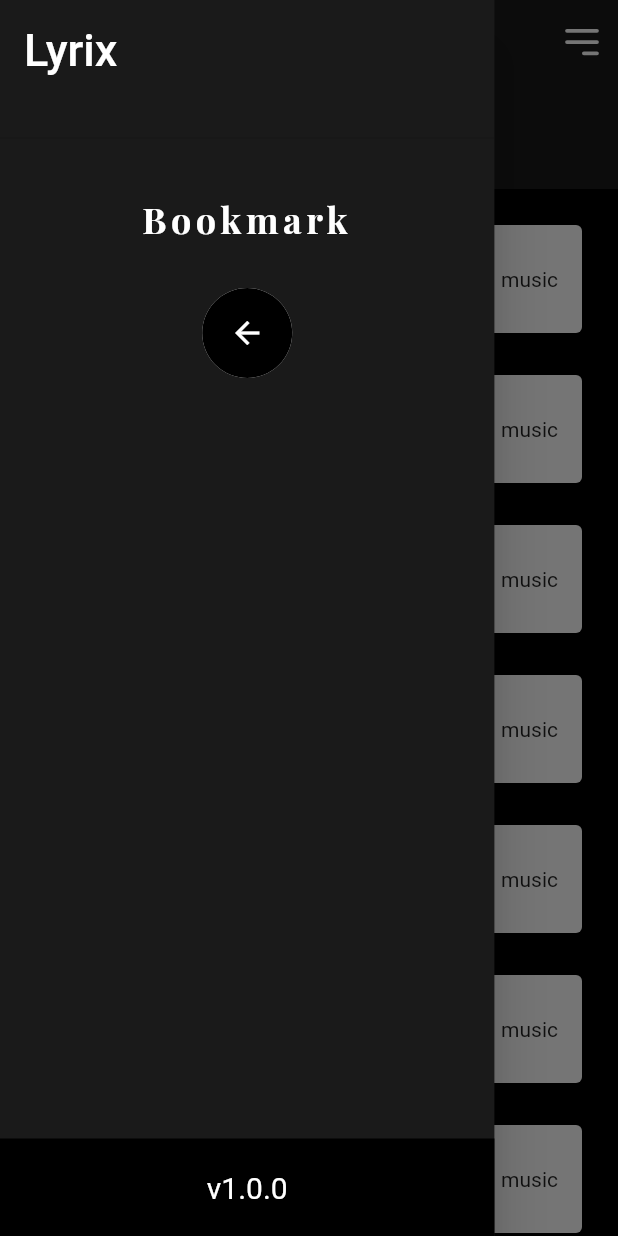
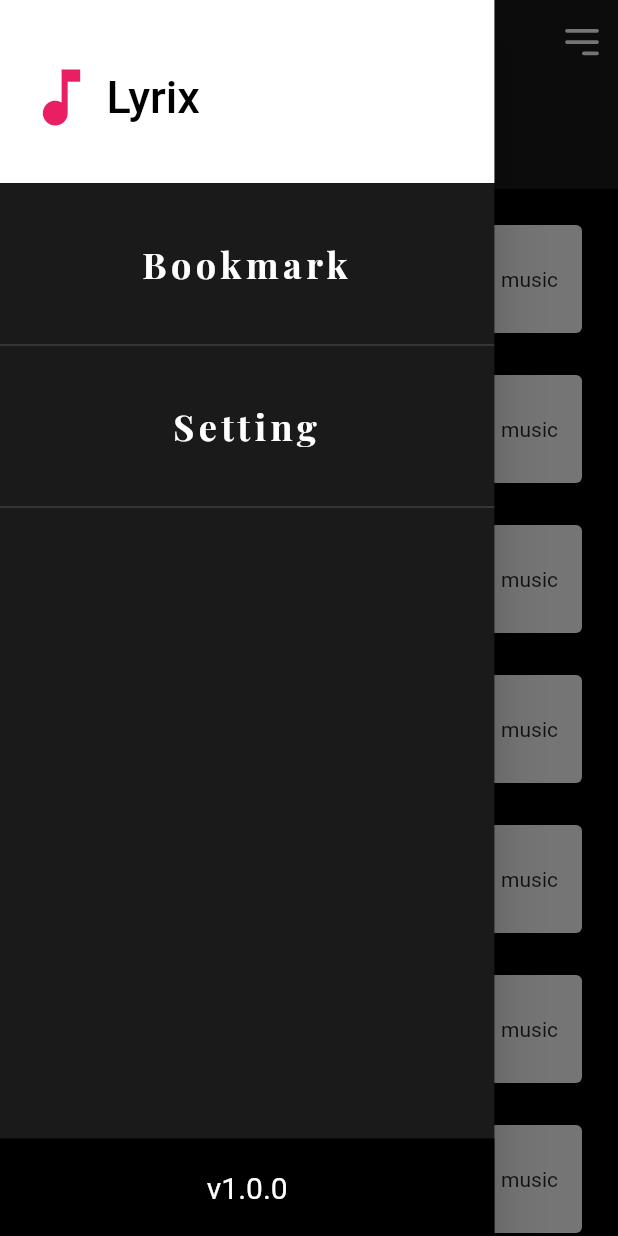
Before and after one commit to yash1001-sojitra/lyrix, a Flutter app: the screen it shows after launch, with the side drawer open, on a phone screen of 412 x 824 dp. Run offline on Flutter 3.47's test engine with Material 2 defaults, Android fonts, the phone set to English and light mode, and no system bars; our stand-ins replace flutter_svg, google_fonts; Roboto replaces fonts that are missing (Avenir).

Commit message:
drawer fix

```diff
--- a/lib/Screen/drawer.dart
+++ b/lib/Screen/drawer.dart
@@ -16,14 +16,27 @@ class Drawerbtn extends StatelessWidget {
         child: Column(
           children: <Widget>[
             SizedBox(
-                height: 100,
+                height: 130,
                 child: DrawerHeader(
+                  decoration: const BoxDecoration(color: Colors.white),
                   child: SizedBox(
                     height: MediaQuery.of(context).size.height,
                     width: MediaQuery.of(context).size.width,
-                    child: const Text(
-                      "Lyrix",
-                      style: TextStyle(fontSize: 30, color: Colors.white),
+                    child: Row(
+                      children: const [
+                        Icon(
+                          Icons.music_note,
+                          size: 50,
+                          color: Colors.pink,
+                        ),
+                        SizedBox(
+                          width: 5,
+                        ),
+                        Text(
+                          "Lyrix",
+                          style: TextStyle(fontSize: 30, color: Colors.black),
+                        ),
+                      ],
                     ),
                   ),
                 )),
@@ -52,23 +65,29 @@ class Drawerbtn extends StatelessWidget {
             const SizedBox(
               height: 30,
             ),
-            Material(
-              borderRadius: BorderRadius.circular(500),
-              child: InkWell(
-                borderRadius: BorderRadius.circular(500),
-                splashColor: Colors.black45,
-                onTap: () {
-                  Navigator.of(context).pop();
-                },
-                child: const CircleAvatar(
-                  radius: 30,
-                  backgroundColor: Colors.black,
-                  child: Icon(Icons.arrow_back, color: Colors.white),
-                ),
+            const Divider(
+              color: Colors.white24,
+            ),
+            const SizedBox(
+              height: 30,
+            ),
+            GestureDetector(
+              onTap: () {},
+              child: Text(
+                'Setting',
+                style: GoogleFonts.playfairDisplay(
+                    textStyle: style,
+                    letterSpacing: 3,
+                    color: Colors.white,
+                    fontWeight: FontWeight.w700),
+                textAlign: TextAlign.center,
               ),
             ),
             const SizedBox(
-              height: 15,
+              height: 30,
+            ),
+            const Divider(
+              color: Colors.white24,
             ),
             Expanded(
                 child: Align(
--- a/lib/Screen/lyrixscreen.dart
+++ b/lib/Screen/lyrixscreen.dart
@@ -53,7 +53,7 @@ class _LyrixScreenState extends State<LyrixScreen> {
                         child: Column(
                             mainAxisAlignment: MainAxisAlignment.start,
                             crossAxisAlignment: CrossAxisAlignment.start,
-                            children: [
+                            children: const [
                               Text(
                                 'Name',
                                 style: TextStyle(
@@ -115,10 +115,10 @@ class _LyrixScreenState extends State<LyrixScreen> {
                       ),
                     ),
                   ),
-                  SizedBox(
+                  const SizedBox(
                     height: 10,
                   ),
-                  Text(
+                  const Text(
                     'Lyrics',
                     style: TextStyle(fontWeight: FontWeight.w600, fontSize: 25),
                   ),
```
